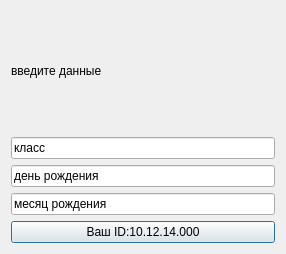
First picture: the form in add_new_student/new_student.ui, repository Plusers/ASL, before the edit.
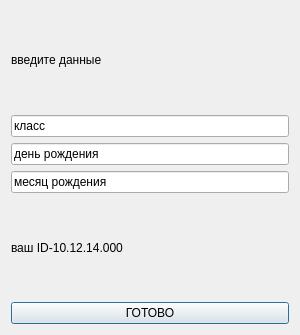
Second picture: the form after the edit.

Commit message: $ git status

```diff
--- a/add_new_student/new_student.ui
+++ b/add_new_student/new_student.ui
@@ -6,15 +6,13 @@
    <rect>
     <x>0</x>
     <y>0</y>
-    <width>286</width>
-    <height>254</height>
+    <width>300</width>
+    <height>335</height>
    </rect>
   </property>
   <property name="windowTitle">
    <string>Dialog</string>
   </property>
-  <layout class="QVBoxLayout" name="verticalLayout_2">
-   <item>
     <layout class="QVBoxLayout" name="verticalLayout">
      <item>
       <widget class="QLabel" name="label">
@@ -44,14 +42,19 @@
        </property>
       </widget>
      </item>
+   <item>
+    <widget class="QLabel" name="label_2">
+     <property name="text">
+      <string>ваш ID-10.12.14.000</string>
+     </property>
+    </widget>
+   </item>
      <item>
       <widget class="QPushButton" name="pushButton">
        <property name="text">
-        <string>Ваш ID:10.12.14.000</string>
-       </property>
-      </widget>
-     </item>
-    </layout>
+      <string>ГОТОВО</string>
+     </property>
+    </widget>
    </item>
   </layout>
  </widget>
```
Lines whose indentation alone changed are shown as unchanged.
